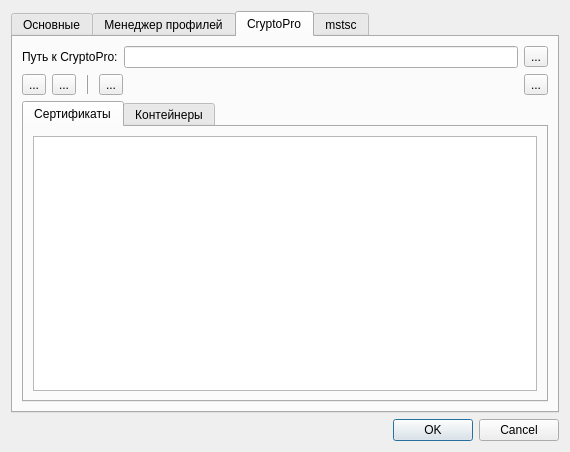
Above: bAdmin/dialogcertusercache.ui from arcirk/bAdmin before the change. Below: the same form after it.
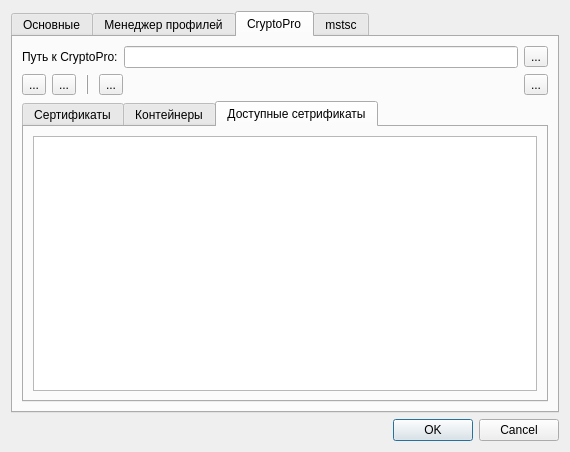
That is the form after the change. The open tabs and pages were chosen to show the change. Icons and pictures are not drawn.

The edit to the form file:
```diff
--- a/bAdmin/dialogcertusercache.ui
+++ b/bAdmin/dialogcertusercache.ui
@@ -468,6 +468,16 @@
            </item>
           </layout>
          </widget>
+         <widget class="QWidget" name="tabAvailableCerts">
+          <attribute name="title">
+           <string>Доступные сетрификаты</string>
+          </attribute>
+          <layout class="QGridLayout" name="gridLayout_13">
+           <item row="0" column="0">
+            <widget class="QTreeView" name="treeAvailableCerts"/>
+           </item>
+          </layout>
+         </widget>
         </widget>
        </item>
        <item row="2" column="0">
```
Left out of the diff: 5 changed lines with no effect on the pictures.
